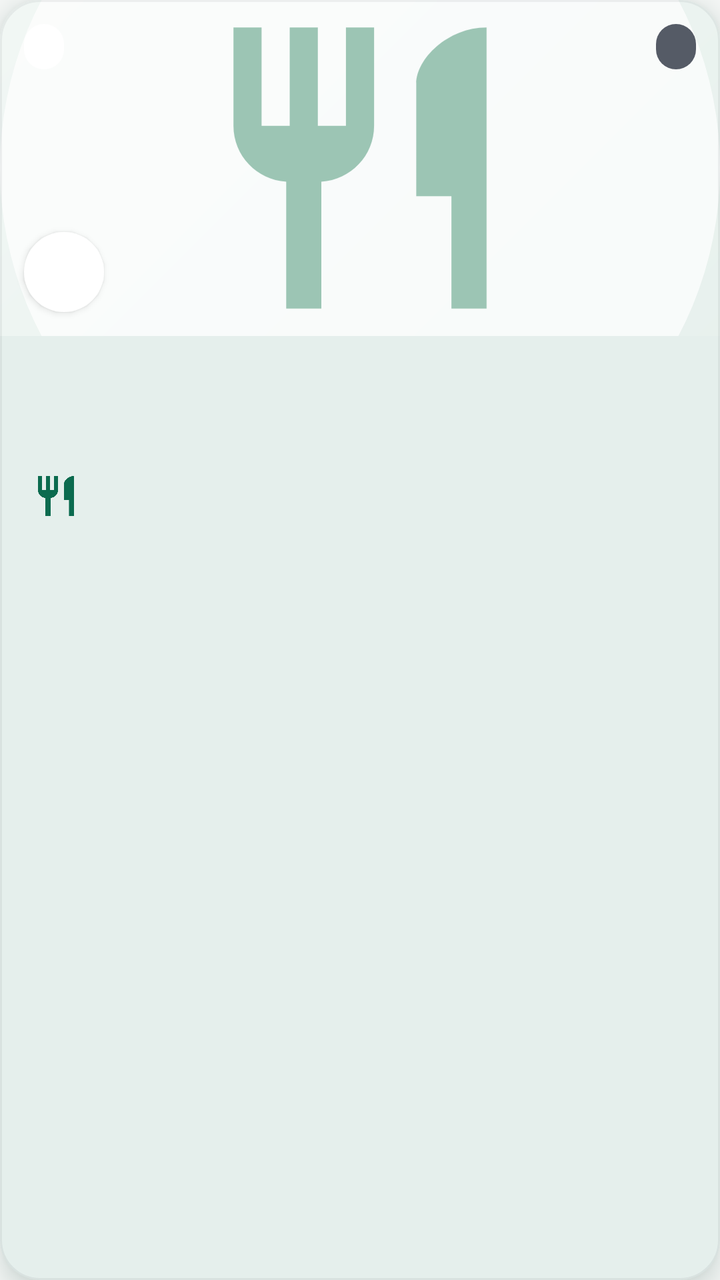
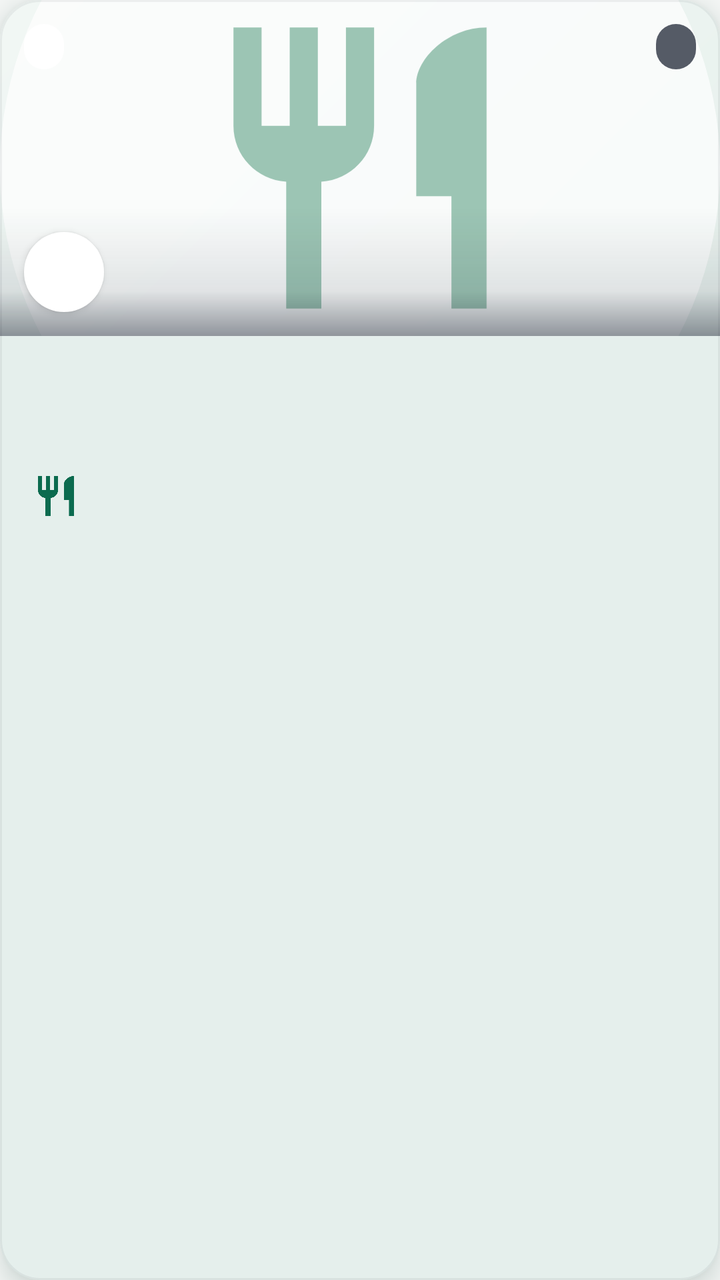

Before-and-after screenshots of an Android layout around one commit, followed by the original layout XML and the change that was made.
<!-- AndroidManifest.xml: application theme Theme.ShareBite -->
<!-- res/layout/item_food_card.xml -->
<?xml version="1.0" encoding="utf-8"?>
<com.google.android.material.card.MaterialCardView xmlns:android="http://schemas.android.com/apk/res/android"
    xmlns:app="http://schemas.android.com/apk/res-auto"
    android:layout_width="match_parent"
    android:layout_height="wrap_content"
    android:layout_marginHorizontal="@dimen/screen_padding"
    android:layout_marginVertical="10dp"
    android:clickable="true"
    android:focusable="true">

    <LinearLayout
        android:layout_width="match_parent"
        android:layout_height="wrap_content"
        android:orientation="vertical">

        <FrameLayout
            android:layout_width="match_parent"
            android:layout_height="@dimen/food_card_image_height">

            <ImageView
                android:id="@+id/foodImage"
                android:layout_width="match_parent"
                android:layout_height="match_parent"
                android:contentDescription="@null"
                android:scaleType="centerCrop"
                android:src="@drawable/placeholder_food" />

            <TextView
                android:id="@+id/distributionBadge"
                style="@style/ShareBite.Badge"
                android:layout_gravity="top|start"
                android:layout_margin="@dimen/space_m" />

            <TextView
                android:id="@+id/timeLeft"
                style="@style/ShareBite.Badge"
                android:layout_gravity="top|end"
                android:layout_margin="@dimen/space_m"
                android:backgroundTint="@color/scrim_dark"
                android:textAllCaps="false"
                android:textColor="@color/white" />

            <ImageView
                android:id="@+id/providerLogo"
                android:layout_width="40dp"
                android:layout_height="40dp"
                android:layout_gravity="bottom|start"
                android:layout_margin="@dimen/space_m"
                android:background="@drawable/bg_logo_ring"
                android:contentDescription="@null"
                android:elevation="2dp"
                android:padding="2dp" />
        </FrameLayout>

        <LinearLayout
            android:layout_width="match_parent"
            android:layout_height="wrap_content"
            android:orientation="vertical"
            android:padding="@dimen/space_l">

            <LinearLayout
                android:layout_width="match_parent"
                android:layout_height="wrap_content"
                android:gravity="center_vertical"
                android:orientation="horizontal">

                <TextView
                    android:id="@+id/foodTitle"
                    android:layout_width="0dp"
                    android:layout_height="wrap_content"
                    android:layout_weight="1"
                    android:ellipsize="end"
                    android:maxLines="2"
                    android:textAppearance="@style/TextAppearance.ShareBite.Title" />

                <LinearLayout
                    android:layout_width="wrap_content"
                    android:layout_height="wrap_content"
                    android:layout_marginStart="@dimen/space_s"
                    android:gravity="end"
                    android:orientation="vertical">

                    <TextView
                        android:id="@+id/price"
                        android:layout_width="wrap_content"
                        android:layout_height="wrap_content"
                        android:textAppearance="@style/TextAppearance.ShareBite.Title"
                        android:textColor="@color/forest_green" />

                    <TextView
                        android:id="@+id/originalPrice"
                        android:layout_width="wrap_content"
                        android:layout_height="wrap_content"
                        android:textAppearance="@style/TextAppearance.ShareBite.Caption"
                        android:visibility="gone" />
                </LinearLayout>
            </LinearLayout>

            <TextView
                android:id="@+id/providerName"
                android:layout_width="match_parent"
                android:layout_height="wrap_content"
                android:layout_marginTop="@dimen/space_xxs"
                android:ellipsize="end"
                android:maxLines="1"
                android:textAppearance="@style/TextAppearance.ShareBite.Caption" />

            <LinearLayout
                android:layout_width="match_parent"
                android:layout_height="wrap_content"
                android:layout_marginTop="@dimen/space_m"
                android:gravity="center_vertical"
                android:orientation="horizontal">

                <TextView
                    android:id="@+id/quantity"
                    style="@style/ShareBite.MetaRow"
                    android:layout_width="0dp"
                    android:layout_weight="1"
                    android:textColor="@color/charcoal"
                    app:drawableStartCompat="@drawable/ic_restaurant" />

                <TextView
                    android:id="@+id/distance"
                    style="@style/ShareBite.MetaRow"
                    android:layout_width="wrap_content"
                    android:visibility="gone"
                    app:drawableStartCompat="@drawable/ic_place" />
            </LinearLayout>

            <TextView
                android:id="@+id/allergenWarning"
                android:layout_width="match_parent"
                android:layout_height="wrap_content"
                android:layout_marginTop="@dimen/space_s"
                android:background="@drawable/bg_rounded_panel"
                android:backgroundTint="@color/warning_bg"
                android:drawablePadding="@dimen/space_xs"
                android:ellipsize="end"
                android:maxLines="1"
                android:paddingHorizontal="@dimen/space_s"
                android:paddingVertical="@dimen/space_xs"
                android:textAppearance="@style/TextAppearance.ShareBite.Caption"
                android:textColor="@color/warning_amber"
                android:visibility="gone"
                app:drawableStartCompat="@drawable/ic_warning"
                app:drawableTint="@color/warning_amber" />

            <TextView
                android:id="@+id/eligibilityNote"
                android:layout_width="match_parent"
                android:layout_height="wrap_content"
                android:layout_marginTop="@dimen/space_s"
                android:text="@string/charity_only_note"
                android:textAppearance="@style/TextAppearance.ShareBite.Caption"
                android:textColor="@color/charity_berry"
                android:visibility="gone" />
        </LinearLayout>
    </LinearLayout>
</com.google.android.material.card.MaterialCardView>
<!-- resources referenced by this layout -->
<resources>
  <color name="charcoal">#101828</color>
  <color name="charity_berry">#6941C6</color>
  <color name="forest_green">#0B6B4F</color>
  <color name="scrim_dark">#B3101828</color>
  <color name="warning_amber">#B54708</color>
  <color name="warning_bg">#FFFAEB</color>
  <color name="white">#FFFFFF</color>
  <dimen name="food_card_image_height">168dp</dimen>
  <dimen name="screen_padding">20dp</dimen>
  <dimen name="space_l">16dp</dimen>
  <dimen name="space_m">12dp</dimen>
  <dimen name="space_s">8dp</dimen>
  <dimen name="space_xs">4dp</dimen>
  <dimen name="space_xxs">2dp</dimen>
  <!-- drawable bg_logo_ring (drawable) -->
  <?xml version="1.0" encoding="utf-8"?>
  <shape xmlns:android="http://schemas.android.com/apk/res/android" android:shape="oval">
      <solid android:color="@color/white" />
  </shape>
  <string name="charity_only_note">Reserved for verified charity organisations</string>
  <style name="TextAppearance.ShareBite.Caption" parent="TextAppearance.Material3.BodySmall">
          <item name="android:textColor">@color/charcoal_secondary</item>
      </style>
  <style name="TextAppearance.ShareBite.Title" parent="TextAppearance.Material3.TitleMedium">
          <item name="android:textColor">@color/charcoal</item>
          <item name="android:fontFamily">sans-serif-medium</item>
      </style>
  <dimen name="radius_m">14dp</dimen>
  <color name="image_placeholder">#E6F0EC</color>
  <color name="image_placeholder_icon">#9CC5B4</color>
  <style name="TextAppearance.ShareBite.Body" parent="TextAppearance.Material3.BodyMedium">
          <item name="android:textColor">@color/charcoal_secondary</item>
          <item name="android:lineSpacingMultiplier">1.15</item>
      </style>
  <color name="charcoal_secondary">#475467</color>
  <color name="soft_green">#BFEBD8</color>
  <color name="forest_green_dark">#063F30</color>
  <color name="leaf_green">#1F9D74</color>
  <color name="mint_container">#E6F5EE</color>
  <color name="discount_amber">#B54708</color>
  <color name="error_red">#D92D20</color>
  <color name="cream">#F4F6F5</color>
  <color name="cream_dark">#E9EDEB</color>
  <color name="charcoal_hint">#98A2B3</color>
  <color name="divider">#E4E7EC</color>
  <style name="ShapeAppearance.ShareBite.Small" parent="ShapeAppearance.Material3.SmallComponent">
          <item name="cornerSize">@dimen/radius_m</item>
      </style>
  <style name="ShapeAppearance.ShareBite.Medium" parent="ShapeAppearance.Material3.MediumComponent">
          <item name="cornerSize">@dimen/radius_l</item>
      </style>
  <dimen name="radius_l">20dp</dimen>
  <dimen name="card_elevation">6dp</dimen>
  <color name="card_stroke">#0F101828</color>
  <color name="shadow_tint">#0B3D2E</color>
  <dimen name="button_height">52dp</dimen>
  <style name="TextAppearance.ShareBite.ToolbarTitle" parent="TextAppearance.Material3.TitleLarge">
          <item name="android:fontFamily">sans-serif-medium</item>
          <item name="android:textColor">@color/charcoal</item>
      </style>
  <style name="Widget.ShareBite.BottomNav.Indicator" parent="Widget.Material3.BottomNavigationView.ActiveIndicator">
          <item name="android:color">@color/mint_container</item>
      </style>
  <style name="TextAppearance.ShareBite.NavLabel" parent="TextAppearance.Material3.LabelSmall">
          <item name="android:fontFamily">sans-serif-medium</item>
          <item name="android:textSize">11sp</item>
      </style>
  <style name="ShapeAppearance.ShareBite.Chip" parent="">
          <item name="cornerFamily">rounded</item>
          <item name="cornerSize">50%</item>
      </style>
  <!-- unchanged entries left out for length: 17 -->
</resources>

<!-- the commit's change to res/layout/item_food_card.xml (unified diff, before → after) -->
@@ -25,6 +25,12 @@
                 android:scaleType="centerCrop"
                 android:src="@drawable/placeholder_food" />
 
+            <View
+                android:layout_width="match_parent"
+                android:layout_height="64dp"
+                android:layout_gravity="bottom"
+                android:background="@drawable/bg_image_scrim" />
+
             <TextView
                 android:id="@+id/distributionBadge"
                 style="@style/ShareBite.Badge"
@@ -39,6 +45,19 @@
                 android:backgroundTint="@color/scrim_dark"
                 android:textAllCaps="false"
                 android:textColor="@color/white" />
+
+            <TextView
+                android:id="@+id/discountBadge"
+                style="@style/ShareBite.Badge"
+                android:layout_gravity="bottom|end"
+                android:layout_margin="@dimen/space_m"
+                android:backgroundTint="@color/error_red"
+                android:elevation="2dp"
+                android:textAllCaps="false"
+                android:textColor="@color/white"
+                android:textSize="13sp"
+                android:textStyle="bold"
+                android:visibility="gone" />
 
             <ImageView
                 android:id="@+id/providerLogo"
<!-- resource entries referenced after the edit -->
@@ -14,6 +14,16 @@
   <dimen name="space_s">8dp</dimen>
   <dimen name="space_xs">4dp</dimen>
   <dimen name="space_xxs">2dp</dimen>
+  <!-- drawable bg_image_scrim (drawable) -->
+  <?xml version="1.0" encoding="utf-8"?>
+  <shape xmlns:android="http://schemas.android.com/apk/res/android" android:shape="rectangle">
+      <gradient
+          android:angle="90"
+          android:centerY="0.35"
+          android:centerColor="#1A101828"
+          android:endColor="#00101828"
+          android:startColor="#73101828" />
+  </shape>
   <!-- drawable bg_logo_ring (drawable) -->
   <?xml version="1.0" encoding="utf-8"?>
   <shape xmlns:android="http://schemas.android.com/apk/res/android" android:shape="oval">
